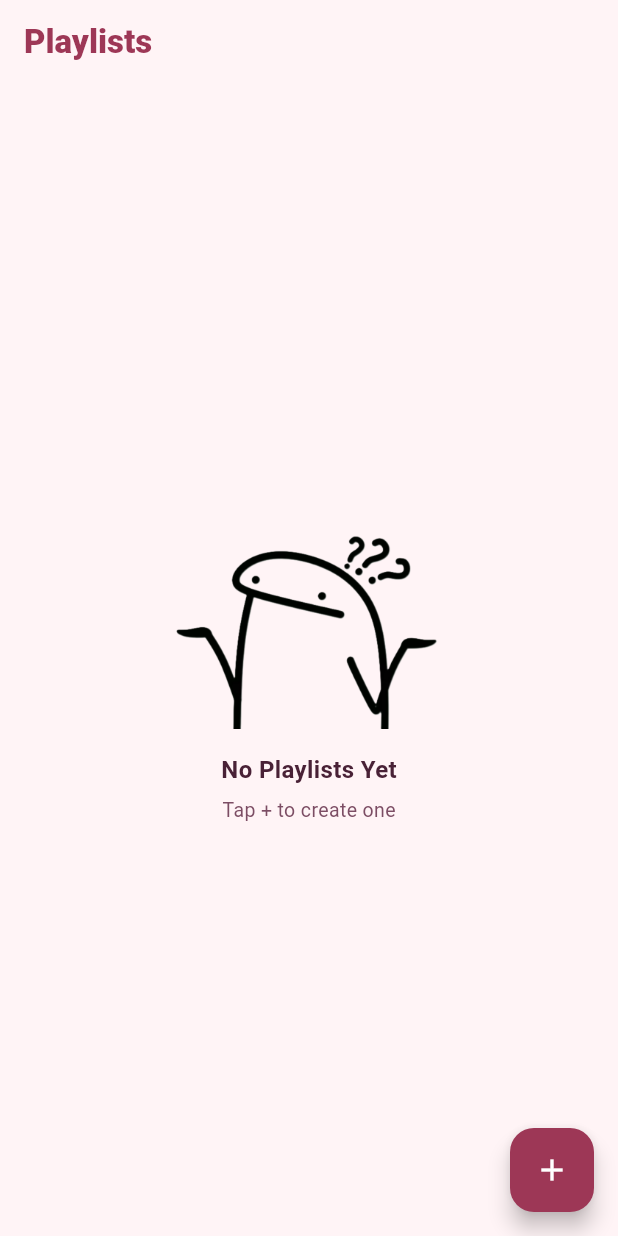
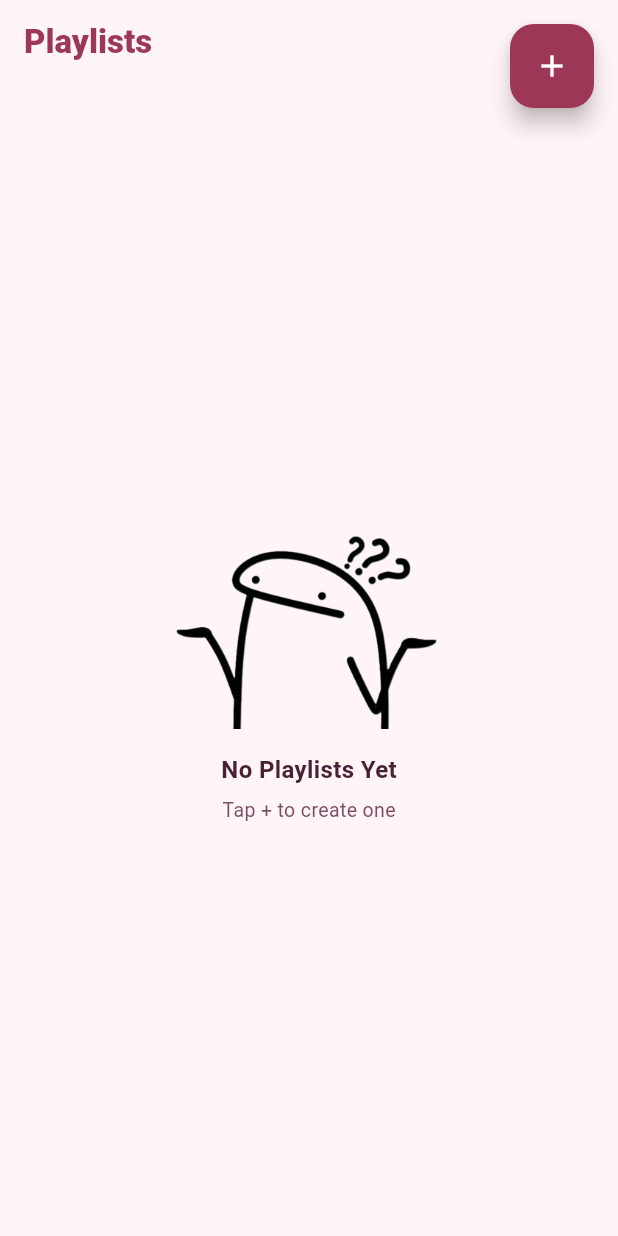
Before and after one commit to RjamesMz/Flutter_TuneIn, a Flutter app: the PlaylistPage screen opened by its route, on a phone screen of 412 x 824 dp. Run offline on Flutter 3.47's test engine with Material 3 defaults, Android fonts, the phone set to English and light mode, and no system bars; our stand-ins replace google_fonts; accounts and stored records are empty.

Commit message:
Adjusted the ADD Buttin in Playlist and Music

```diff
--- a/lib/pages/playlist_page.dart
+++ b/lib/pages/playlist_page.dart
@@ -1,6 +1,20 @@
 import 'package:flutter/material.dart';
 import '../core/app_colors.dart';
 import 'playlist_music.dart';
+
+// 🔥 CUSTOM FAB POSITION
+class TopRightFabLocation extends FloatingActionButtonLocation {
+  @override
+  Offset getOffset(ScaffoldPrelayoutGeometry scaffoldGeometry) {
+    final double fabX = scaffoldGeometry.scaffoldSize.width
+        - scaffoldGeometry.floatingActionButtonSize.width
+        - 16;
+
+    final double fabY = scaffoldGeometry.minInsets.top + 16;
+
+    return Offset(fabX, fabY);
+  }
+}
 
 class PlaylistPage extends StatefulWidget {
   const PlaylistPage({super.key});
@@ -10,7 +24,6 @@ class PlaylistPage extends StatefulWidget {
 }
 
 class _PlaylistPageState extends State<PlaylistPage> {
-
   List<String> playlists = [];
 
   void addPlaylist() {
@@ -86,15 +99,11 @@ class _PlaylistPageState extends State<PlaylistPage> {
               child: Column(
                 mainAxisAlignment: MainAxisAlignment.center,
                 children: [
-
-
-              Image.asset(
+                  Image.asset(
                     'assets/image/logs/nothing.png',
                     width: 180,
                   ),
-
                   const SizedBox(height: 16),
-
                   const Text(
                     "No Playlists Yet",
                     style: TextStyle(
@@ -103,9 +112,7 @@ class _PlaylistPageState extends State<PlaylistPage> {
                       fontWeight: FontWeight.w600,
                     ),
                   ),
-
                   const SizedBox(height: 6),
-
                   const Text(
                     "Tap + to create one",
                     style: TextStyle(
@@ -120,7 +127,6 @@ class _PlaylistPageState extends State<PlaylistPage> {
               padding: const EdgeInsets.fromLTRB(16, 12, 16, 100),
               itemCount: playlists.length,
               itemBuilder: (context, index) {
-
                 return GestureDetector(
                   onTap: () => openPlaylist(playlists[index]),
                   child: Container(
@@ -132,7 +138,6 @@ class _PlaylistPageState extends State<PlaylistPage> {
                     ),
                     child: Row(
                       children: [
-
                         ClipRRect(
                           borderRadius: BorderRadius.circular(12),
                           child: Image.network(
@@ -142,9 +147,7 @@ class _PlaylistPageState extends State<PlaylistPage> {
                             fit: BoxFit.cover,
                           ),
                         ),
-
                         const SizedBox(width: 12),
-
                         Expanded(
                           child: Text(
                             playlists[index],
@@ -155,7 +158,6 @@ class _PlaylistPageState extends State<PlaylistPage> {
                             ),
                           ),
                         ),
-
                         IconButton(
                           icon: const Icon(Icons.more_vert, color: kOnSurfaceVariant),
                           onPressed: () {
@@ -185,6 +187,8 @@ class _PlaylistPageState extends State<PlaylistPage> {
               },
             ),
 
+      // 🔥 TOP RIGHT FAB
+      floatingActionButtonLocation: TopRightFabLocation(),
       floatingActionButton: FloatingActionButton(
         backgroundColor: kPrimary,
         onPressed: addPlaylist,
```
Also changed, not shown: lib/pages/playlist_music.dart (+16 -12 lines).
